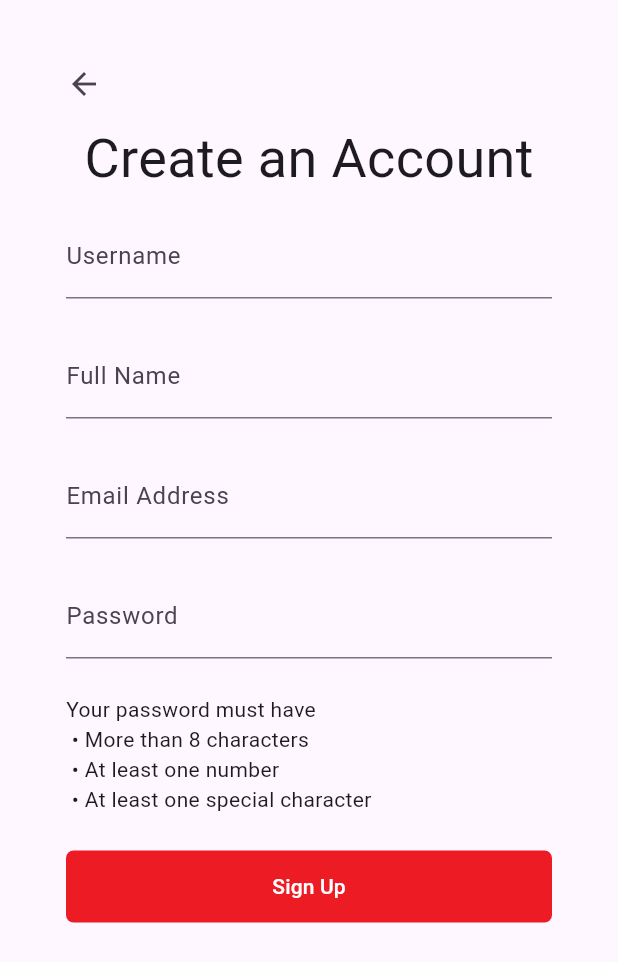
After one commit to pabin1/afterhours-copy, a Flutter app: the CreateAccountView screen opened directly, on a phone screen of 412 x 824 dp. The commit adds this screen. Shown: the top 962 px of the screen. Run offline on Flutter 3.47's test engine with Material 3 defaults, Android fonts, the light colour scheme and no system bars; our stand-ins replace font_awesome_flutter; Roboto replaces fonts that are missing (Poppins).

Commit message:
Added CreateAccountView

```diff
--- a/client/lib/constants/colors.dart
+++ b/client/lib/constants/colors.dart
@@ -3,3 +3,4 @@ import 'package:flutter/material.dart';
 const praxisRed = Color(0xFFED1C24);
 const praxisWhite = Color(0xFFFFFFFF);
 const praxisBlack = Color(0xFF000000);
+const praxisGrey = Color(0xFFF1F1F1);
--- a/client/lib/main.dart
+++ b/client/lib/main.dart
@@ -1,5 +1,7 @@
 import 'package:flutter/material.dart';
+import 'package:praxis_afterhours/views/create_account_view.dart';
 import 'package:praxis_afterhours/views/sign_in_view.dart';
+
 
 void main() {
   runApp(
--- /dev/null
+++ b/client/lib/views/create_account_view.dart
@@ -0,0 +1,103 @@
+import 'package:flutter/material.dart';
+import 'package:praxis_afterhours/constants/colors.dart';
+
+class CreateAccountView extends StatelessWidget {
+  const CreateAccountView({super.key});
+  final margins = const EdgeInsets.only(
+    top: 32,
+    bottom: 32,
+    left: 32,
+    right: 32,
+  );
+
+  @override
+  Widget build(BuildContext context) {
+    return Scaffold(
+      body: Container(
+        margin: margins,
+        child: Column(
+          crossAxisAlignment: CrossAxisAlignment.stretch,
+          // mainAxisAlignment: MainAxisAlignment.spaceBetween,
+          children: [
+            Container(
+              alignment: Alignment.topLeft,
+              child: IconButton(
+                icon: const Icon(Icons.arrow_back),
+                onPressed: () {},
+              )
+            ),
+            Container(
+              alignment: Alignment.bottomCenter,
+              // margin: margins,
+              child: const FittedBox(
+                fit: BoxFit.scaleDown,
+                child: Text(
+                  "Create an Account",
+                  style: TextStyle(fontSize: 36)
+                ),
+              ),
+            ), Container(
+              alignment: Alignment.center,
+              // padding: const EdgeInsets.all(8.0),
+              margin: const EdgeInsets.all(12.0),
+              child: const TextField(
+                decoration: InputDecoration(
+                  labelText: "Username",
+                )
+              )
+            ), Container(
+              alignment: Alignment.center,
+              // padding: const EdgeInsets.all(8.0),
+              margin: const EdgeInsets.all(12.0),
+              child: const TextField(
+                decoration: InputDecoration(
+                  labelText: "Full Name",
+                )
+              )
+            ), Container(
+              alignment: Alignment.center,
+              // padding: const EdgeInsets.all(8.0),
+              margin: const EdgeInsets.all(12.0),
+              child: const TextField(
+                decoration: InputDecoration(
+                  labelText: "Email Address",
+                )
+              )
+            ), Container(
+              alignment: Alignment.center,
+              // padding: const EdgeInsets.all(8.0),
+              margin: const EdgeInsets.all(12.0),
+              child: const TextField(
+                obscureText: true,
+                decoration: InputDecoration(
+                  labelText: "Password",
+                )
+              )
+            ), Container(
+              alignment: Alignment.centerLeft,
+              // padding: const EdgeInsets.all(8.0),
+              margin: const EdgeInsets.all(12.0),
+              child: const Text(
+                "Your password must have\n • More than 8 characters\n • At least one number\n • At least one special character"
+              ),
+            ), Container(
+              margin: const EdgeInsets.all(12.0),
+              decoration: const BoxDecoration(
+                color: praxisRed,
+                borderRadius: BorderRadius.all(Radius.circular(5)),
+              ), child: TextButton(
+                onPressed: () {},
+                child: const Text (
+                  "Sign Up",
+                  style: TextStyle(
+                    color: praxisWhite,
+                  )
+                ),
+              ),
+            )
+          ],
+        )
+      )
+    );
+  }
+}
```
